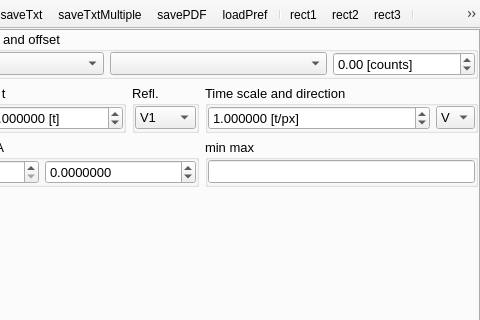
Above: UIs/nVISAR1.ui from NeutrinoToolkit/Neutrino before the change; both pictures show x 143 to 623 and y 0 to 320 of the 623 by 521 pixel window. Below: the same form after it.
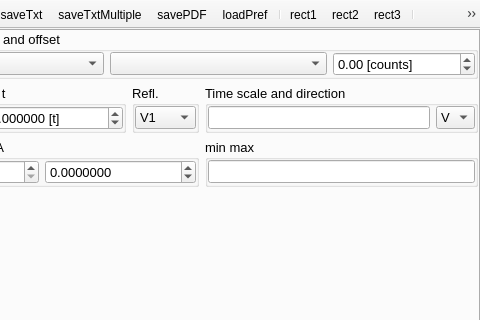
That is the form after the change. The open tabs and pages were chosen to show the change. Icons and pictures are not drawn. Custom widgets are drawn as their Qt base class.

Commit message: Visar allow nonlinear polynomial fit

```diff
--- a/UIs/nVISAR1.ui
+++ b/UIs/nVISAR1.ui
@@ -479,30 +479,7 @@
             </widget>
            </item>
            <item row="0" column="0">
-            <widget class="QDoubleSpinBox" name="sopScale">
-             <property name="font">
-              <font>
-               <pointsize>10</pointsize>
-              </font>
-             </property>
-             <property name="suffix">
-              <string> [t/px]</string>
-             </property>
-             <property name="decimals">
-              <number>6</number>
-             </property>
-             <property name="minimum">
-              <double>-9999999.990000000223517</double>
-             </property>
-             <property name="maximum">
-              <double>9999999.990000000223517</double>
-             </property>
-             <property name="singleStep">
-              <double>0.001000000000000</double>
-             </property>
-             <property name="value">
-              <double>1.000000000000000</double>
-             </property>
+            <widget class="QLineEdit" name="sopScale">
              <property name="neutrinoSave" stdset="0">
               <bool>true</bool>
              </property>
```
Left out of the diff: 245 changed lines with no effect on the pictures. The commit also changes 4 other files.
